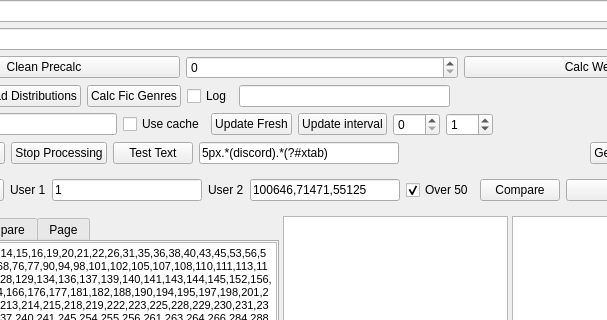
Qt form UI/servitorwindow.ui (Zeks/flipper) before a commit; both pictures show x 410 to 1017 and y 0 to 320 of the 1146 by 799 pixel window.
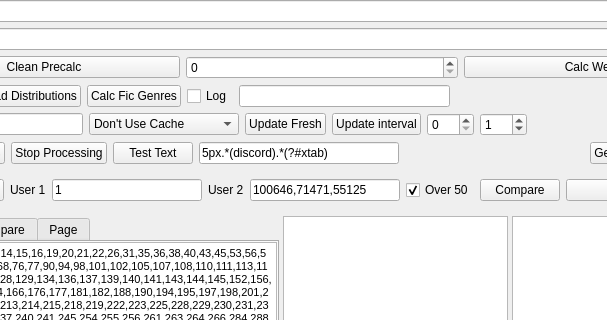
The same form after that commit.

Commit message: servitor fixes to actually use cache in a less dumb way

Patch:
```diff
--- a/UI/servitorwindow.ui
+++ b/UI/servitorwindow.ui
@@ -355,10 +355,28 @@
            <widget class="QLineEdit" name="leGetCachedData"/>
           </item>
           <item>
-           <widget class="QCheckBox" name="chkUseCache">
-            <property name="text">
-             <string>Use cache</string>
+           <widget class="QComboBox" name="cbCacheMode">
+            <property name="minimumSize">
+             <size>
+              <width>150</width>
+              <height>0</height>
+             </size>
             </property>
+            <item>
+             <property name="text">
+              <string>Don't Use Cache</string>
+             </property>
+            </item>
+            <item>
+             <property name="text">
+              <string>Use Cache</string>
+             </property>
+            </item>
+            <item>
+             <property name="text">
+              <string>Use Only Cache</string>
+             </property>
+            </item>
            </widget>
           </item>
           <item>
```
The commit also changes 2 other files.
